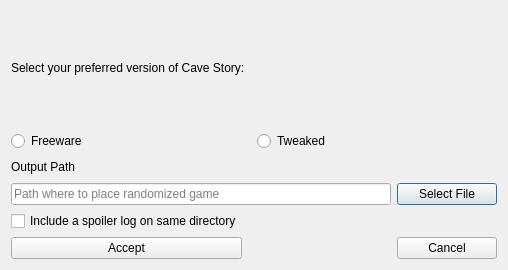
Qt form randovania/gui/ui_files/cs_game_export_dialog.ui (randovania/randovania) before a commit.
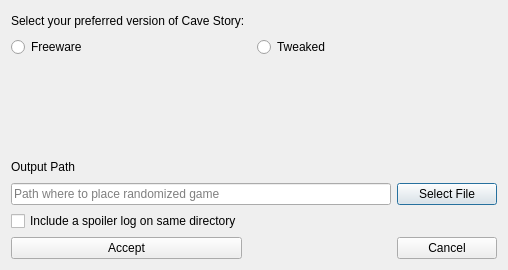
The same form after that commit.

Commit message: Added label to game export to explain both available platforms. Activates on click.

The edit to the form file:
```diff
--- a/randovania/gui/ui_files/cs_game_export_dialog.ui
+++ b/randovania/gui/ui_files/cs_game_export_dialog.ui
@@ -69,7 +69,25 @@
     </widget>
    </item>
    <item row="0" column="0" colspan="2">
-    <widget class="QLabel" name="description_label">
+    <widget class="QLabel" name="select_label">
+     <property name="sizePolicy">
+      <sizepolicy hsizetype="Preferred" vsizetype="Minimum">
+       <horstretch>0</horstretch>
+       <verstretch>0</verstretch>
+      </sizepolicy>
+     </property>
+     <property name="maximumSize">
+      <size>
+       <width>16777215</width>
+       <height>20</height>
+      </size>
+     </property>
+     <property name="baseSize">
+      <size>
+       <width>0</width>
+       <height>70</height>
+      </size>
+     </property>
      <property name="text">
       <string>&lt;html&gt;&lt;head/&gt;&lt;body&gt;&lt;p&gt;Select your preferred version of Cave Story:&lt;/p&gt;&lt;/body&gt;&lt;/html&gt;</string>
      </property>
@@ -82,6 +100,12 @@
     <layout class="QHBoxLayout" name="horizontalLayout">
      <item>
       <widget class="QRadioButton" name="freeware_radio">
+       <property name="maximumSize">
+        <size>
+         <width>16777215</width>
+         <height>20</height>
+        </size>
+       </property>
        <property name="text">
         <string>Freeware</string>
        </property>
@@ -89,6 +113,12 @@
      </item>
      <item>
       <widget class="QRadioButton" name="tweaked_radio">
+       <property name="maximumSize">
+        <size>
+         <width>16777215</width>
+         <height>20</height>
+        </size>
+       </property>
        <property name="text">
         <string>Tweaked</string>
        </property>
@@ -96,6 +126,34 @@
      </item>
     </layout>
    </item>
+   <item row="2" column="0" colspan="3">
+    <widget class="QLabel" name="description_label">
+     <property name="sizePolicy">
+      <sizepolicy hsizetype="Maximum" vsizetype="Preferred">
+       <horstretch>0</horstretch>
+       <verstretch>0</verstretch>
+      </sizepolicy>
+     </property>
+     <property name="minimumSize">
+      <size>
+       <width>0</width>
+       <height>75</height>
+      </size>
+     </property>
+     <property name="maximumSize">
+      <size>
+       <width>480</width>
+       <height>16777215</height>
+      </size>
+     </property>
+     <property name="text">
+      <string/>
+     </property>
+     <property name="wordWrap">
+      <bool>true</bool>
+     </property>
+    </widget>
+   </item>
   </layout>
  </widget>
  <layoutdefault spacing="6" margin="11"/>
```
The commit also changes 1 other file.
